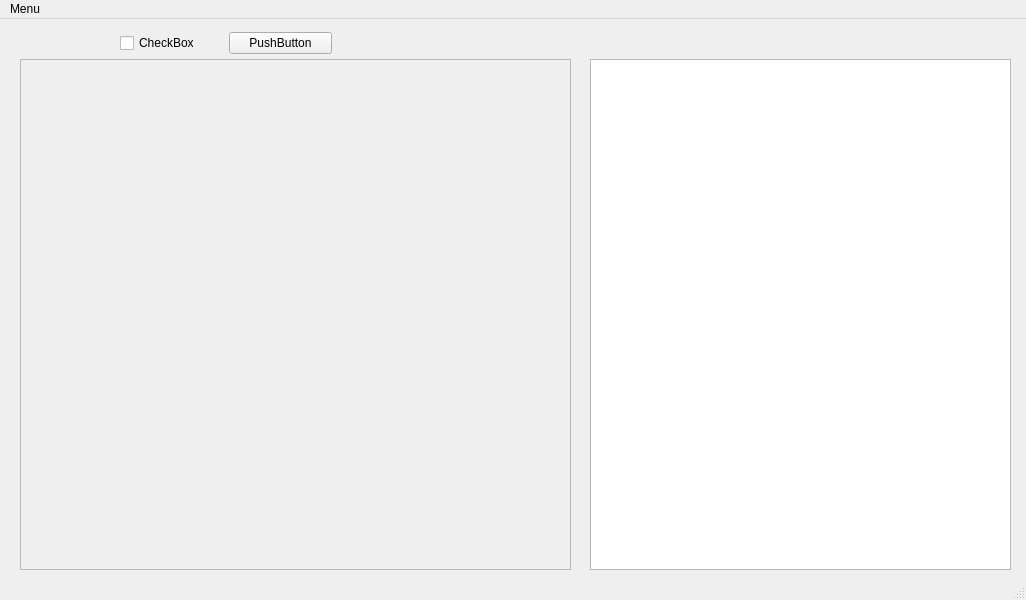
This is mainwindow.ui in CaioPellicani/projeto_coracao as Qt 5 draws it before an edit. The edited form follows.
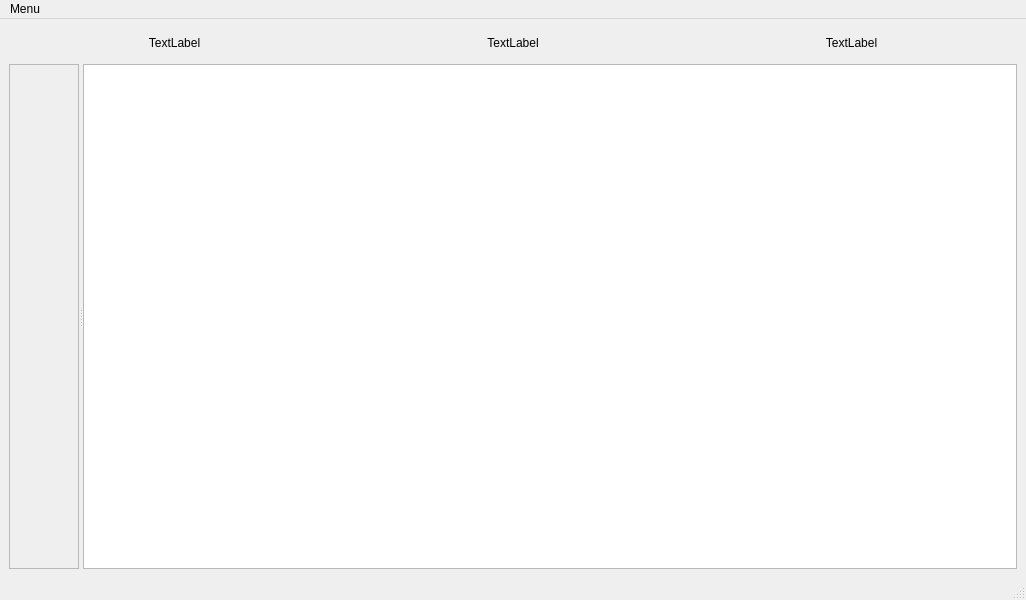
This is the edited form.

What changed in the file:
```diff
--- a/mainwindow.ui
+++ b/mainwindow.ui
@@ -14,15 +14,104 @@
    <string>MainWindow</string>
   </property>
   <widget class="QWidget" name="centralwidget">
+   <layout class="QVBoxLayout" name="verticalLayout">
+    <item>
+     <layout class="QHBoxLayout" name="hblCabecalho" stretch="0,0,0">
+      <property name="spacing">
+       <number>7</number>
+      </property>
+      <property name="sizeConstraint">
+       <enum>QLayout::SetMinimumSize</enum>
+      </property>
+      <property name="leftMargin">
+       <number>0</number>
+      </property>
+      <property name="topMargin">
+       <number>0</number>
+      </property>
+      <property name="bottomMargin">
+       <number>0</number>
+      </property>
+      <item>
+       <widget class="QLabel" name="label_2">
+        <property name="sizePolicy">
+         <sizepolicy hsizetype="Minimum" vsizetype="Minimum">
+          <horstretch>0</horstretch>
+          <verstretch>0</verstretch>
+         </sizepolicy>
+        </property>
+        <property name="maximumSize">
+         <size>
+          <width>16777215</width>
+          <height>30</height>
+         </size>
+        </property>
+        <property name="layoutDirection">
+         <enum>Qt::LeftToRight</enum>
+        </property>
+        <property name="text">
+         <string>TextLabel</string>
+        </property>
+        <property name="alignment">
+         <set>Qt::AlignCenter</set>
+        </property>
+       </widget>
+      </item>
+      <item>
+       <widget class="QLabel" name="label_3">
+        <property name="sizePolicy">
+         <sizepolicy hsizetype="Minimum" vsizetype="Minimum">
+          <horstretch>0</horstretch>
+          <verstretch>0</verstretch>
+         </sizepolicy>
+        </property>
+        <property name="maximumSize">
+         <size>
+          <width>16777215</width>
+          <height>30</height>
+         </size>
+        </property>
+        <property name="text">
+         <string>TextLabel</string>
+        </property>
+        <property name="scaledContents">
+         <bool>false</bool>
+        </property>
+        <property name="alignment">
+         <set>Qt::AlignCenter</set>
+        </property>
+       </widget>
+      </item>
+      <item>
+       <widget class="QLabel" name="label">
+        <property name="sizePolicy">
+         <sizepolicy hsizetype="Minimum" vsizetype="Minimum">
+          <horstretch>0</horstretch>
+          <verstretch>0</verstretch>
+         </sizepolicy>
+        </property>
+        <property name="maximumSize">
+         <size>
+          <width>16777215</width>
+          <height>30</height>
+         </size>
+        </property>
+        <property name="text">
+         <string>TextLabel</string>
+        </property>
+        <property name="alignment">
+         <set>Qt::AlignCenter</set>
+        </property>
+       </widget>
+      </item>
+     </layout>
+    </item>
+    <item>
+     <widget class="QSplitter" name="splitter">
+      <property name="orientation">
+       <enum>Qt::Horizontal</enum>
+      </property>
    <widget class="QScrollArea" name="scrollArea">
-    <property name="geometry">
-     <rect>
-      <x>20</x>
-      <y>40</y>
-      <width>551</width>
-      <height>511</height>
-     </rect>
-    </property>
     <property name="sizePolicy">
      <sizepolicy hsizetype="Fixed" vsizetype="Fixed">
       <horstretch>0</horstretch>
@@ -43,48 +132,16 @@
       <rect>
        <x>0</x>
        <y>0</y>
-       <width>549</width>
-       <height>509</height>
+          <width>567</width>
+          <height>262</height>
       </rect>
      </property>
     </widget>
    </widget>
-   <widget class="QTableWidget" name="grid">
-    <property name="geometry">
-     <rect>
-      <x>590</x>
-      <y>40</y>
-      <width>421</width>
-      <height>511</height>
-     </rect>
-    </property>
-   </widget>
-   <widget class="QWidget" name="">
-    <property name="geometry">
-     <rect>
-      <x>120</x>
-      <y>10</y>
-      <width>212</width>
-      <height>29</height>
-     </rect>
-    </property>
-    <layout class="QHBoxLayout" name="horizontalLayout">
-     <item>
-      <widget class="QCheckBox" name="checkBox">
-       <property name="text">
-        <string>CheckBox</string>
-       </property>
-      </widget>
-     </item>
-     <item>
-      <widget class="QPushButton" name="pushButton">
-       <property name="text">
-        <string>PushButton</string>
-       </property>
+      <widget class="QTableWidget" name="grid"/>
       </widget>
      </item>
     </layout>
-   </widget>
   </widget>
   <widget class="QMenuBar" name="menubar">
    <property name="geometry">
```
Left out of the diff: 19 changed lines with no effect on the pictures. Lines whose indentation alone changed are shown as unchanged.
